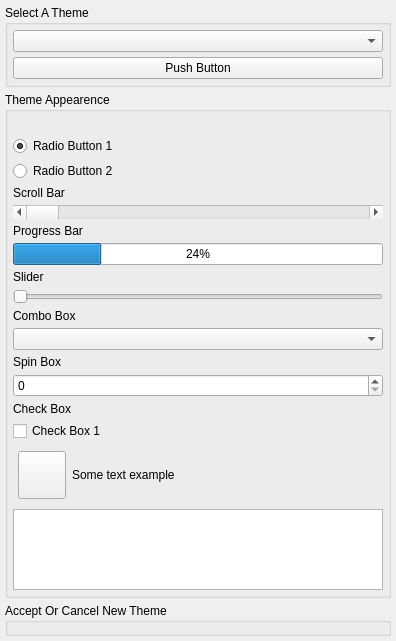
This is GoTvApps/GoTvCommon/Forms/AppletTheme.ui in brettrjones-github/nolimitconnect as Qt 5 draws it before an edit. The edited form follows.
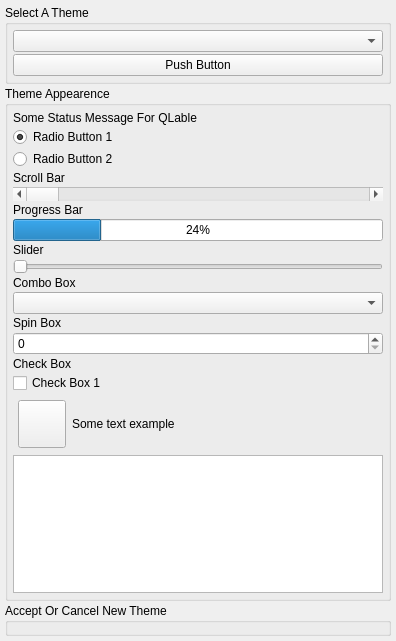
This is the edited form. Custom widgets are drawn as their Qt base class.

The edit to the form file:
```diff
--- a/GoTvApps/GoTvCommon/Forms/AppletTheme.ui
+++ b/GoTvApps/GoTvCommon/Forms/AppletTheme.ui
@@ -21,7 +21,7 @@
   </property>
   <layout class="QVBoxLayout" name="verticalLayout">
    <property name="spacing">
-    <number>5</number>
+    <number>2</number>
    </property>
    <property name="leftMargin">
     <number>5</number>
@@ -57,7 +57,7 @@
      </property>
      <layout class="QVBoxLayout" name="verticalLayout_4">
       <property name="spacing">
-       <number>5</number>
+       <number>2</number>
       </property>
       <property name="leftMargin">
        <number>5</number>
@@ -116,7 +116,7 @@
      </property>
      <layout class="QVBoxLayout" name="verticalLayout_3">
       <property name="spacing">
-       <number>5</number>
+       <number>2</number>
       </property>
       <property name="leftMargin">
        <number>5</number>
@@ -133,7 +133,7 @@
       <item>
        <widget class="QLabel" name="m_StatusLabel">
         <property name="text">
-         <string notr="true"/>
+         <string notr="true">Some Status Message For QLable</string>
         </property>
        </widget>
       </item>
```
Left out of the diff: 4 changed lines with no effect on the pictures.
